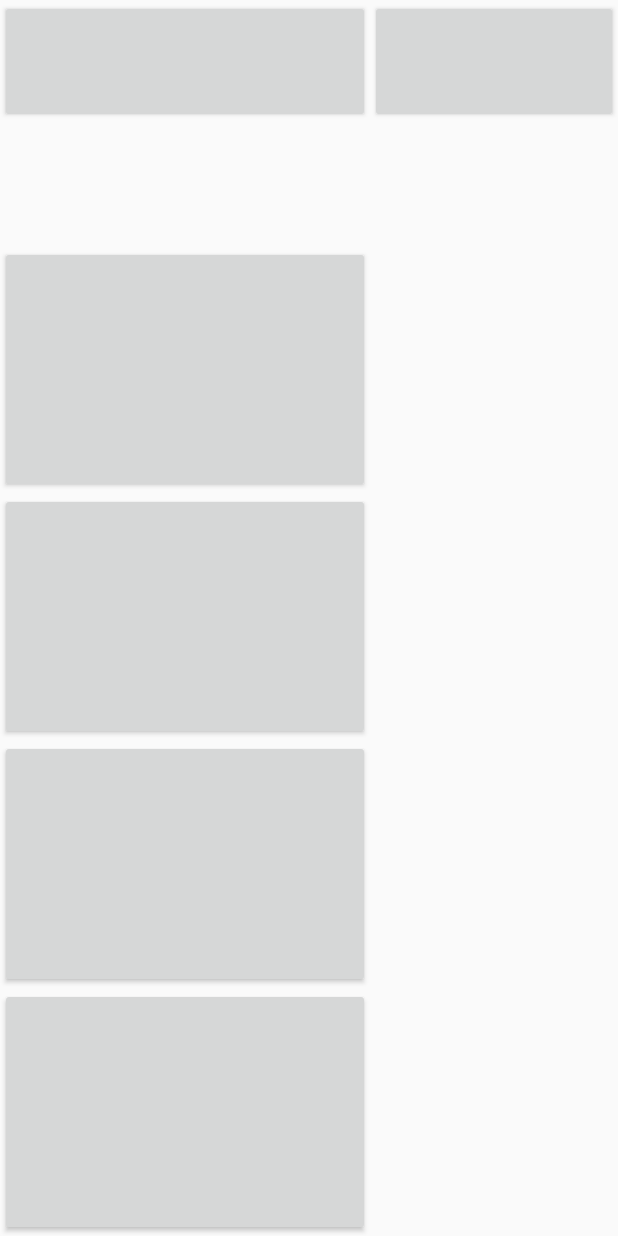
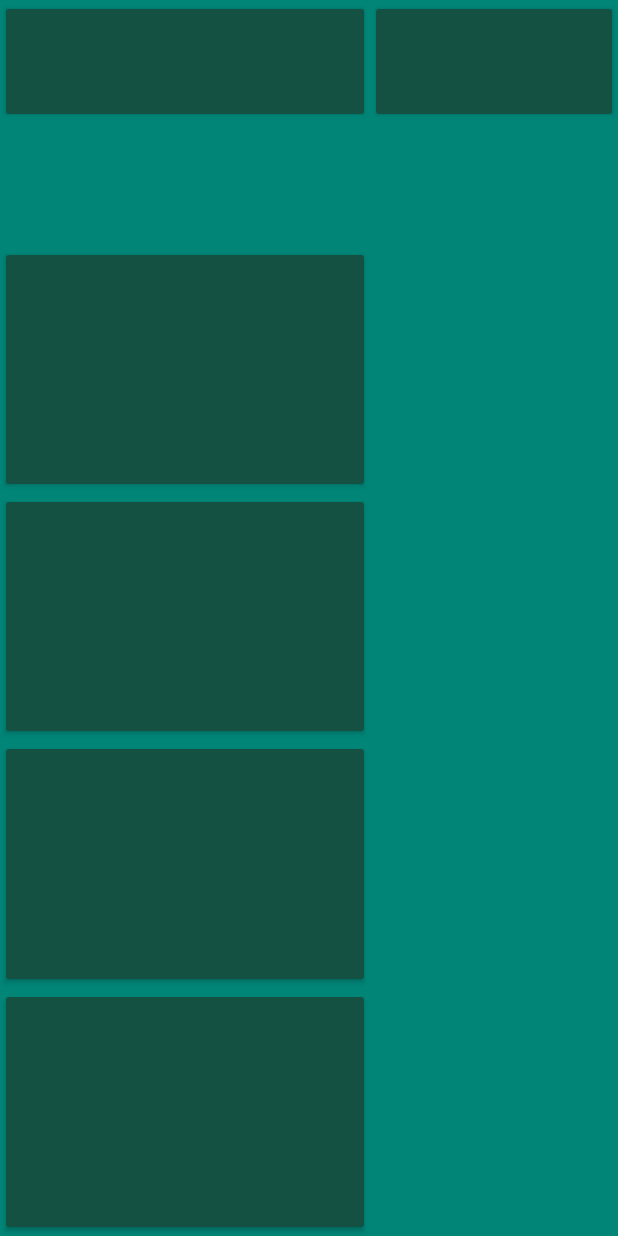
Before and after one commit to Noyloy/Omnistick, an Android app: the SessionActivity screen opened directly, with no data from a screen before it, on a phone screen of 412 x 824 dp. Run offline under Robolectric (Android 15) with nearby library versions, the phone set to English and light mode, and no system bars.

Commit message:
nice look and feel better calculation of time of recording

```diff
--- a/app/src/main/res/layout/activity_projects.xml
+++ b/app/src/main/res/layout/activity_projects.xml
@@ -8,7 +8,7 @@
         android:id="@+id/list"
         android:layout_width="fill_parent"
         android:layout_height="wrap_content"
-        android:divider="#b5b5b5"
+        android:divider="#4B5961"
         android:dividerHeight="1dp"/>
 
 </LinearLayout>
--- a/app/src/main/res/layout/prompt_save.xml
+++ b/app/src/main/res/layout/prompt_save.xml
@@ -4,6 +4,7 @@
     android:layout_width="fill_parent"
     android:layout_height="fill_parent"
     android:orientation="vertical"
+    android:background="@color/material_deep_teal_500"
     android:padding="10dp" >
 
     <TextView
--- /dev/null
+++ b/app/src/main/res/values-v21/styles.xml
@@ -0,0 +1,23 @@
+<resources>
+
+    <!-- Base application theme. -->
+    <style name="AppTheme" parent="android:Theme.Material.Light">
+        <!-- Customize your theme here. -->
+        <item name="android:windowActionBar">true</item>
+        <item name="android:windowNoTitle">false</item>
+        <item name="android:colorPrimary">#006557</item>
+        <item name="android:colorPrimaryDark">#004739</item>
+        <item name="android:windowBackground">@color/material_deep_teal_500</item>
+
+        <item name="android:popupBackground">#B6B6B6</item>
+        <item name="android:textColor">#FFFFFF</item>
+        <item name="android:divider">#004739</item>
+        <item name="android:textColorPrimary">#FFFFFF</item>
+
+        <item name="android:colorButtonNormal">#145143</item>
+        <item name="android:colorAccent">#FF5722</item>
+
+        <item name="android:navigationBarColor">#006557</item>
+    </style>
+
+</resources>
```
Also changed, not shown: app/src/main/java/com/noy/loy/omnistick/Projects.java (+8 -2 lines), app/src/main/res/drawable/play.png (added), app/src/main/res/mipmap-xxxhdpi/ic_launcher.png (added), 1 other file.
